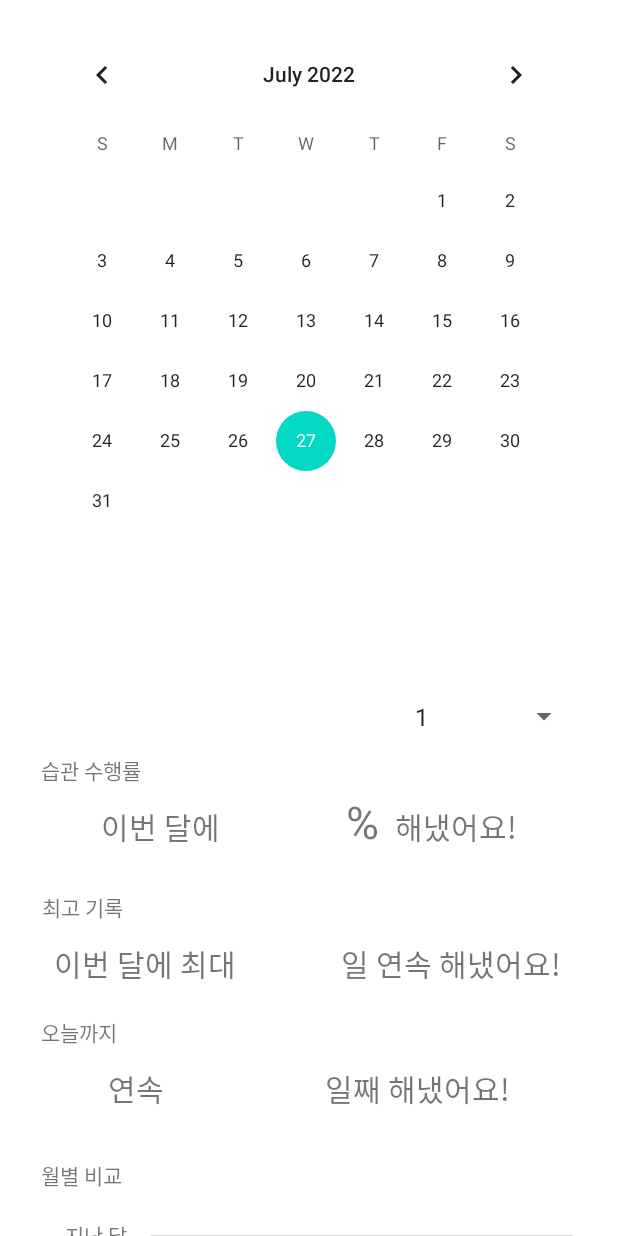
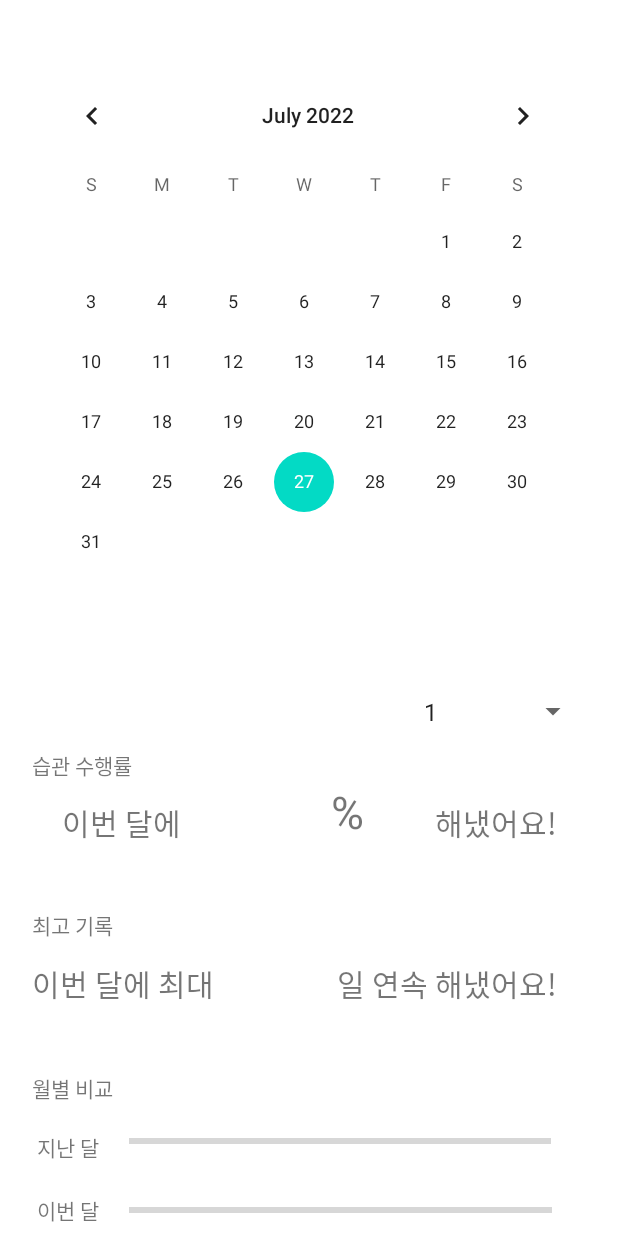
Before and after one commit to grabit-appdungi/grabit, an Android app: the layout activity_calender_habit.xml on its own in the app's theme, with its tools: preview values and no code run, on a phone screen of 412 x 824 dp. Run offline under Robolectric (Android 15) with nearby library versions, the phone set to English and light mode, and no system bars.

Commit message:
calender

```diff
--- a/app/src/main/res/layout/activity_calender_habit.xml
+++ b/app/src/main/res/layout/activity_calender_habit.xml
@@ -3,18 +3,19 @@
     xmlns:tools="http://schemas.android.com/tools"
     android:layout_width="match_parent"
     android:layout_height="match_parent"
-    tools:layout_editor_absoluteX="-1dp"
+    tools:layout_editor_absoluteX="0dp"
     tools:layout_editor_absoluteY="0dp">
 
     <CalendarView
         android:id="@+id/calendarView"
-        android:layout_width="0dp"
-        android:layout_height="0dp"
+        android:layout_width="375dp"
+        android:layout_height="403dp"
         android:layout_marginStart="25dp"
-        android:layout_marginTop="16dp"
+        android:layout_marginTop="40dp"
         android:layout_marginEnd="25dp"
         app:layout_constraintBottom_toTopOf="@+id/spinner"
         app:layout_constraintEnd_toEndOf="parent"
+        app:layout_constraintHorizontal_bias="0.6"
         app:layout_constraintStart_toStartOf="parent"
         app:layout_constraintTop_toTopOf="parent" />
 
@@ -26,166 +27,165 @@
         android:entries="@array/habit_list"
         app:layout_constraintBottom_toBottomOf="parent"
         app:layout_constraintEnd_toEndOf="@+id/calendarView"
-        app:layout_constraintTop_toBottomOf="@+id/calendarView"
-        app:layout_constraintBottom_toTopOf="txt_habit_rate"/>
+        app:layout_constraintTop_toBottomOf="@+id/calendarView"/>
 
     <ScrollView
-        android:layout_width="356dp"
-        android:layout_height="695dp"
+        android:layout_width="370dp"
+        android:layout_height="700dp"
         app:layout_constraintEnd_toEndOf="parent"
-        app:layout_constraintHorizontal_bias="0.494"
         app:layout_constraintStart_toStartOf="parent"
         app:layout_constraintTop_toBottomOf="@+id/spinner">
 
-        <androidx.constraintlayout.widget.ConstraintLayout
+        <LinearLayout
             android:layout_width="match_parent"
             android:layout_height="wrap_content"
             android:orientation="vertical">
 
             <TextView
-                android:id="@+id/txt_habit_rate"
-                android:layout_width="382dp"
-                android:layout_height="33dp"
-                android:layout_marginStart="25dp"
-                android:text="습관 수행률"
-                app:layout_constraintEnd_toEndOf="parent"
-                app:layout_constraintHorizontal_bias="0.5"
-                app:layout_constraintStart_toStartOf="parent"
-                app:layout_constraintTop_toTopOf="parent" />
+                android:layout_width="wrap_content"
+                android:layout_height="wrap_content"
+                android:text="습관 수행률" />
+
+            <LinearLayout
+                android:layout_width="match_parent"
+                android:layout_height="match_parent">
 
                 <TextView
-                android:id="@+id/txt_progress_percent"
+                    android:layout_width="wrap_content"
+                    android:layout_height="match_parent"
+                    android:layout_marginLeft="20dp"
+                    android:text="이번 달에"
+                    android:gravity="center_vertical|right"
+                    android:textSize="20dp" />
+
+                <TextView
                     android:layout_width="50dp"
                     android:layout_height="50dp"
-                android:layout_marginLeft="50dp"
+                    android:layout_marginLeft="100dp"
                     android:layout_marginBottom="5dp"
                     android:text="%"
-                android:textSize="30dp"
-                app:layout_constraintBottom_toBottomOf="@+id/txt_did"
-                app:layout_constraintEnd_toEndOf="@+id/txt_did"
-                app:layout_constraintHorizontal_bias="0.598"
-                app:layout_constraintStart_toStartOf="@+id/txt_did"
-                app:layout_constraintTop_toTopOf="@+id/txt_did" />
+                    android:textSize="30dp" />
 
                 <TextView
-                android:id="@+id/txt_did"
-                android:layout_width="358dp"
-                android:layout_height="38dp"
-                android:text="이번 달에                         해냈어요!"
-                android:textAlignment="center"
-                android:textSize="20dp"
-                app:layout_constraintEnd_toEndOf="parent"
-                app:layout_constraintStart_toStartOf="parent"
-                app:layout_constraintTop_toBottomOf="@+id/txt_habit_rate" />
+                    android:layout_width="match_parent"
+                    android:layout_height="match_parent"
+                    android:layout_marginRight="20dp"
+                    android:text="해냈어요!"
+                    android:gravity="center_vertical|right"
+                    android:textSize="20dp" />
+
+            </LinearLayout>
 
             <TextView
-                android:id="@+id/txt_habit_max_until_today"
-                android:layout_width="358dp"
-                android:layout_height="38dp"
-                android:text="이번 달에 최대               일 연속 해냈어요!"
-                android:textAlignment="center"
-                android:textSize="20dp"
-                app:layout_constraintEnd_toEndOf="parent"
-                app:layout_constraintHorizontal_bias="1.0"
-                app:layout_constraintStart_toStartOf="parent"
-                app:layout_constraintTop_toBottomOf="@+id/txt_habit_max" />
+                android:layout_width="wrap_content"
+                android:layout_height="wrap_content"
+                android:layout_marginTop="30dp"
+                android:text="최고 기록" />
+
+            <LinearLayout
+                android:layout_width="match_parent"
+                android:layout_height="57dp">
 
                 <TextView
-                android:id="@+id/txt_habit_max"
-                android:layout_width="382dp"
-                android:layout_height="33dp"
-                android:layout_marginStart="25dp"
-                android:layout_marginTop="20dp"
-                android:text="최고 기록"
-                app:layout_constraintEnd_toEndOf="parent"
-                app:layout_constraintHorizontal_bias="0.49"
-                app:layout_constraintStart_toStartOf="parent"
-                app:layout_constraintTop_toBottomOf="@+id/txt_did" />
+                    android:layout_width="wrap_content"
+                    android:layout_height="match_parent"
+                    android:layout_marginRight="20dp"
+                    android:gravity="center_vertical|right"
+                    android:text="이번 달에 최대"
+                    android:textSize="20dp" />
 
                 <TextView
-                android:id="@+id/txt_habit_until_today"
-                android:layout_width="382dp"
-                android:layout_height="33dp"
-                android:layout_marginStart="25dp"
-                android:layout_marginTop="12dp"
-                android:text="오늘까지"
-                app:layout_constraintEnd_toEndOf="parent"
-                app:layout_constraintHorizontal_bias="0.509"
-                app:layout_constraintStart_toStartOf="parent"
-                app:layout_constraintTop_toBottomOf="@+id/txt_habit_max_until_today" />
+                    android:layout_width="match_parent"
+                    android:layout_height="match_parent"
+                    android:layout_marginRight="20dp"
+                    android:gravity="center_vertical|right"
+                    android:text="일 연속 해냈어요!"
+                    android:textSize="20dp" />
+
+            </LinearLayout>
 
             <TextView
-                android:id="@+id/txt_habit_continue"
-                android:layout_width="358dp"
-                android:layout_height="38dp"
-                android:text="연속                       일째 해냈어요!"
-                android:textAlignment="center"
-                android:textSize="20dp"
-                app:layout_constraintEnd_toEndOf="parent"
-                app:layout_constraintHorizontal_bias="0.0"
-                app:layout_constraintStart_toStartOf="parent"
-                app:layout_constraintTop_toBottomOf="@+id/txt_habit_until_today" />
+                android:layout_width="wrap_content"
+                android:layout_height="wrap_content"
+                android:layout_marginTop="30dp"
+                android:text="월별 비교" />
+
+            <LinearLayout
+                android:layout_width="match_parent"
+                android:layout_height="46dp">
+
+                <TextView
+                    android:layout_width="wrap_content"
+                    android:layout_height="match_parent"
+                    android:layout_marginTop="12dp"
+                    android:layout_marginLeft="3dp"
+                    android:layout_marginRight="20dp"
+                    android:gravity="center_vertical|right"
+                    android:text="지난 달" />
 
                 <ProgressBar
                     android:id="@+id/pgbar_lastmonth"
                     style="?android:attr/progressBarStyleHorizontal"
+                    android:layout_marginRight="20dp"
                     android:layout_width="281dp"
                     android:layout_height="25dp"
-                android:layout_marginTop="12dp"
-                app:layout_constraintEnd_toEndOf="parent"
-                app:layout_constraintHorizontal_bias="0.986"
-                app:layout_constraintStart_toStartOf="parent"
-                app:layout_constraintTop_toBottomOf="@+id/txt_habit_compare" />
+                    android:layout_marginTop="12dp" />
+
+            </LinearLayout>
+
+            <LinearLayout
+                android:layout_width="match_parent"
+                android:layout_height="46dp">
 
                 <TextView
-                android:id="@+id/txt_habit_compare"
-                android:layout_width="354dp"
-                android:layout_height="28dp"
-                android:layout_marginTop="24dp"
-                android:layout_marginEnd="25dp"
-                android:text="월별 비교"
-                app:layout_constraintEnd_toEndOf="parent"
-                app:layout_constraintHorizontal_bias="0.043"
-                app:layout_constraintStart_toStartOf="parent"
-                app:layout_constraintTop_toBottomOf="@+id/txt_habit_continue" />
+                    android:layout_width="wrap_content"
+                    android:layout_height="match_parent"
+                    android:layout_marginTop="4dp"
+                    android:layout_marginLeft="3dp"
+                    android:layout_marginRight="20dp"
+                    android:gravity="center_vertical|right"
+                    android:text="이번 달" />
 
                 <ProgressBar
                     android:id="@+id/pgbar_thismonth"
                     style="?android:attr/progressBarStyleHorizontal"
                     android:layout_width="282dp"
                     android:layout_height="25dp"
-                android:layout_marginTop="12dp"
-                app:layout_constraintEnd_toEndOf="parent"
-                app:layout_constraintHorizontal_bias="1.0"
-                app:layout_constraintStart_toStartOf="parent"
-                app:layout_constraintTop_toBottomOf="@+id/pgbar_lastmonth" />
+                    android:layout_marginTop="12dp" />
+
+            </LinearLayout>
 
             <TextView
-                android:id="@+id/txt_lastmonth"
-                android:layout_width="72dp"
-                android:layout_height="22dp"
-                android:layout_marginTop="12dp"
-                android:text="지난 달"
-                android:textAlignment="center"
-                app:layout_constraintEnd_toStartOf="@+id/pgbar_lastmonth"
-                app:layout_constraintStart_toStartOf="parent"
-                app:layout_constraintTop_toBottomOf="@+id/txt_habit_compare" />
+                android:layout_width="wrap_content"
+                android:layout_height="wrap_content"
+                android:layout_marginTop="30dp"
+                android:text="오늘까지" />
+
+            <LinearLayout
+                android:layout_width="match_parent"
+                android:layout_height="50dp">
 
                 <TextView
-                android:id="@+id/txt_thismonth"
-                android:layout_width="74dp"
-                android:layout_height="23dp"
-                android:layout_marginTop="4dp"
-                android:text="이번 달"
-                android:textAlignment="center"
-                app:layout_constraintStart_toStartOf="parent"
-                app:layout_constraintTop_toBottomOf="@+id/txt_lastmonth" />
+                    android:layout_width="wrap_content"
+                    android:layout_height="match_parent"
+                    android:gravity="center_vertical|right"
+                    android:layout_marginLeft="40dp"
+                    android:text="연속"
+                    android:textSize="20dp" />
 
-        </androidx.constraintlayout.widget.ConstraintLayout>
+                <TextView
+                    android:layout_width="match_parent"
+                    android:layout_height="match_parent"
+                    android:gravity="center_vertical|right"
+                    android:layout_marginRight="40dp"
+                    android:text="일째 해냈어요!"
+                    android:textSize="20dp" />
 
+            </LinearLayout>
+
+        </LinearLayout>
 
 
     </ScrollView>
 
-
 </androidx.constraintlayout.widget.ConstraintLayout>
```
Also changed, not shown: app/src/main/res/layout/activity_calender.xml (+120 -94 lines), 1 other file. Lines whose indentation alone changed are shown as unchanged.
